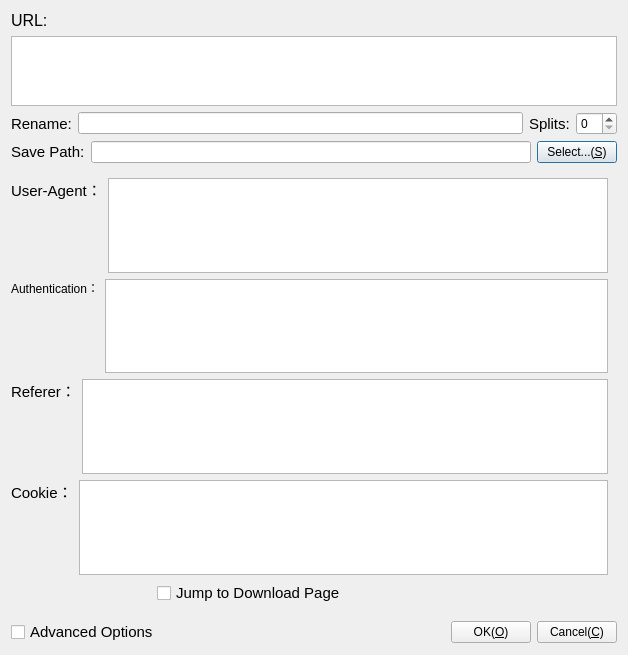
This is src/NewDownloadDialog.ui in L-Super/FlowD as Qt 5 draws it before an edit. The edited form follows.
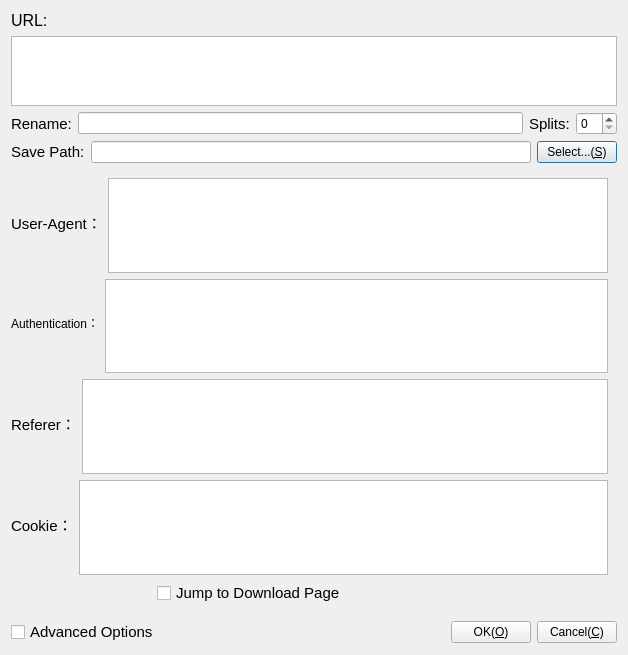
This is the edited form.

Commit message: feat: improve new download logic

The edit to the form file:
```diff
--- a/src/NewDownloadDialog.ui
+++ b/src/NewDownloadDialog.ui
@@ -160,12 +160,6 @@
             <property name="orientation">
              <enum>Qt::Orientation::Vertical</enum>
             </property>
-            <property name="sizeHint" stdset="0">
-             <size>
-              <width>20</width>
-              <height>30</height>
-             </size>
-            </property>
            </spacer>
           </item>
          </layout>
@@ -196,12 +190,6 @@
             <property name="orientation">
              <enum>Qt::Orientation::Vertical</enum>
             </property>
-            <property name="sizeHint" stdset="0">
-             <size>
-              <width>17</width>
-              <height>37</height>
-             </size>
-            </property>
            </spacer>
           </item>
          </layout>
@@ -232,12 +220,6 @@
             <property name="orientation">
              <enum>Qt::Orientation::Vertical</enum>
             </property>
-            <property name="sizeHint" stdset="0">
-             <size>
-              <width>17</width>
-              <height>37</height>
-             </size>
-            </property>
            </spacer>
           </item>
          </layout>
@@ -268,12 +250,6 @@
             <property name="orientation">
              <enum>Qt::Orientation::Vertical</enum>
             </property>
-            <property name="sizeHint" stdset="0">
-             <size>
-              <width>17</width>
-              <height>37</height>
-             </size>
-            </property>
            </spacer>
           </item>
          </layout>
```
Left out of the diff: 2 changed lines with no effect on the pictures. The commit also changes 9 other files.
